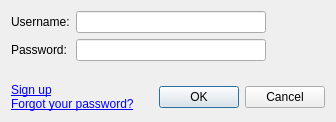
Old version of the form lib/unicorn/widgets/LoginDialog.ui in the repository dougma/lastfm-desktop.
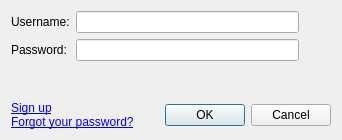
New version of the form. Custom widgets are drawn as their Qt base class.

Diff of the .ui file:
```diff
--- a/lib/unicorn/widgets/LoginDialog.ui
+++ b/lib/unicorn/widgets/LoginDialog.ui
@@ -1,6 +1,14 @@
 <ui version="4.0" >
  <class>LoginDialog</class>
  <widget class="QDialog" name="LoginDialog" >
+  <property name="geometry" >
+   <rect>
+    <x>0</x>
+    <y>0</y>
+    <width>342</width>
+    <height>140</height>
+   </rect>
+  </property>
   <property name="sizePolicy" >
    <sizepolicy vsizetype="MinimumExpanding" hsizetype="Preferred" >
     <horstretch>0</horstretch>
@@ -11,6 +19,9 @@
    <string>Log in to Last.fm</string>
   </property>
   <layout class="QVBoxLayout" >
+   <property name="spacing" >
+    <number>0</number>
+   </property>
    <item>
     <layout class="QHBoxLayout" >
      <property name="spacing" >
@@ -19,7 +30,7 @@
      <item>
       <layout class="QGridLayout" >
        <property name="rightMargin" >
-        <number>9</number>
+        <number>0</number>
        </property>
        <property name="spacing" >
         <number>6</number>
@@ -56,23 +67,11 @@
        <item row="1" column="1" >
         <widget class="QLineEdit" name="password" >
          <property name="sizePolicy" >
-          <sizepolicy vsizetype="Fixed" hsizetype="Maximum" >
+          <sizepolicy vsizetype="Fixed" hsizetype="Expanding" >
            <horstretch>0</horstretch>
            <verstretch>0</verstretch>
           </sizepolicy>
          </property>
-         <property name="minimumSize" >
-          <size>
-           <width>190</width>
-           <height>0</height>
-          </size>
-         </property>
-         <property name="maximumSize" >
-          <size>
-           <width>200</width>
-           <height>16777215</height>
-          </size>
-         </property>
          <property name="echoMode" >
           <enum>QLineEdit::Password</enum>
          </property>
@@ -88,18 +87,30 @@
        <property name="orientation" >
         <enum>Qt::Horizontal</enum>
        </property>
+       <property name="sizeType" >
+        <enum>QSizePolicy::Fixed</enum>
+       </property>
        <property name="sizeHint" stdset="0" >
         <size>
          <width>16</width>
-         <height>48</height>
+         <height>16</height>
         </size>
        </property>
       </spacer>
      </item>
      <item>
       <layout class="QVBoxLayout" >
+       <property name="spacing" >
+        <number>0</number>
+       </property>
        <item>
-        <widget class="QLabel" name="spinner" >
+        <widget class="SpinnerLabel" name="spinner" >
+         <property name="minimumSize" >
+          <size>
+           <width>16</width>
+           <height>0</height>
+          </size>
+         </property>
          <property name="text" >
           <string/>
          </property>
@@ -112,7 +123,7 @@
          </property>
          <property name="sizeHint" stdset="0" >
           <size>
-           <width>20</width>
+           <width>0</width>
            <height>20</height>
           </size>
          </property>
@@ -158,6 +169,13 @@
    </item>
   </layout>
  </widget>
+ <customwidgets>
+  <customwidget>
+   <class>SpinnerLabel</class>
+   <extends>QLabel</extends>
+   <header>lib/unicorn/widgets/SpinnerLabel.h</header>
+  </customwidget>
+ </customwidgets>
  <tabstops>
   <tabstop>username</tabstop>
   <tabstop>password</tabstop>
```
